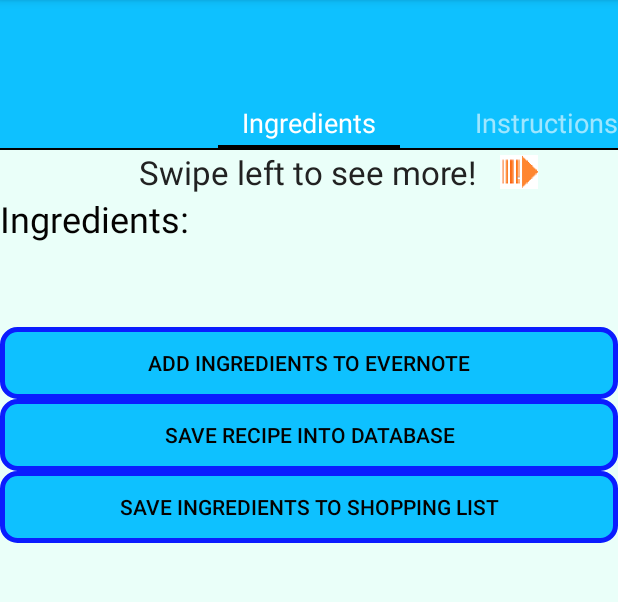
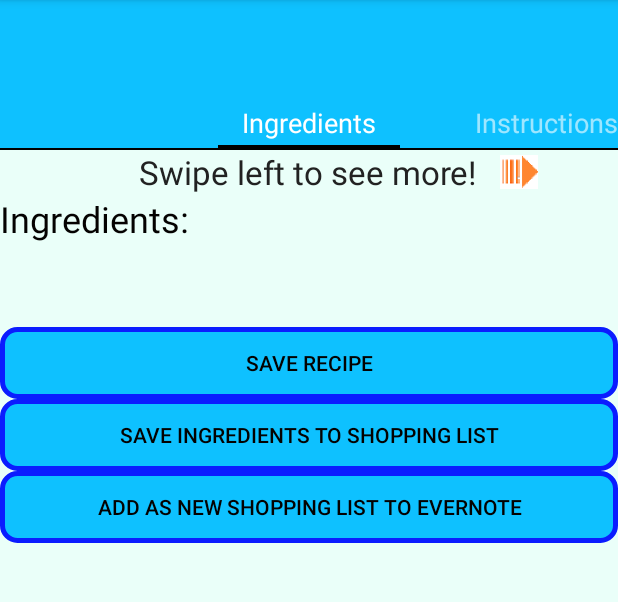
Before and after one commit to mvoishchev/Android-Porject, an Android app: the FragA screen opened directly, with no data from a screen before it, on a phone screen of 412 x 824 dp, the part 84-686 px from its top. Run offline under Robolectric (Android 15) with nearby library versions, the phone set to English and light mode, and no system bars; libraries missing offline, so code that uses them is left out: retrofit.client, retrofit.converter; 16 statements that could not run were skipped.

Commit message:
Improved UI for Recipe list/Recipe view Tried to fix prep timer

```diff
--- a/app/src/main/java/t4/csc413/smartchef/RecipeAdapter.java
+++ b/app/src/main/java/t4/csc413/smartchef/RecipeAdapter.java
@@ -71,7 +71,7 @@
         theTextView.setText(results);
 
         TextView descText = (TextView) theView.findViewById(R.id.textView9);
-        descText.setText("Click here for more imformation");
+        descText.setText("Click for More!");
 
         String yes = recipes.get(position).getImageUrl();
         ImageView img = (ImageView)  theView.findViewById(R.id.imageView);
--- a/app/src/main/java/t4/csc413/smartchef/TabAdapter.java
+++ b/app/src/main/java/t4/csc413/smartchef/TabAdapter.java
@@ -55,7 +55,7 @@
             case 1:
                 return "Instructions";
             case 2:
-                return "Preperation";
+                return "PrepTimer";
             case 3:
                 return "Google Maps & more";
         }
--- a/app/src/main/res/layout/fragment_frag_a_.xml
+++ b/app/src/main/res/layout/fragment_frag_a_.xml
@@ -36,24 +36,11 @@
     <Button
         android:layout_width="wrap_content"
         android:layout_height="wrap_content"
-        android:text="   Add Ingredients to Evernote   "
-        android:id="@+id/SiteButton"
+        android:text="   Save Recipe   "
+        android:id="@+id/SQLButton"
         android:background="@layout/button"
         android:textColor="#040201"
         android:layout_below="@+id/TextFA"
-        android:layout_alignParentRight="true"
-        android:layout_alignParentEnd="true"
-        android:layout_alignParentLeft="true"
-        android:layout_alignParentStart="true" />
-
-    <Button
-        android:layout_width="wrap_content"
-        android:layout_height="wrap_content"
-        android:text="   Save Recipe into Database   "
-        android:id="@+id/SQLButton"
-        android:background="@layout/button"
-        android:textColor="#040201"
-        android:layout_below="@+id/SiteButton"
         android:layout_alignParentLeft="true"
         android:layout_alignParentStart="true"
         android:layout_alignRight="@+id/swipeText"
@@ -71,6 +58,19 @@
         android:layout_alignParentStart="true"
         android:layout_alignParentRight="true"
         android:layout_alignParentEnd="true" />
+
+    <Button
+        android:layout_width="wrap_content"
+        android:layout_height="wrap_content"
+        android:text="   Add as new shopping list to Evernote   "
+        android:id="@+id/SiteButton"
+        android:background="@layout/button"
+        android:textColor="#040201"
+        android:layout_below="@+id/shoppinglist"
+        android:layout_alignParentRight="true"
+        android:layout_alignParentEnd="true"
+        android:layout_alignParentLeft="true"
+        android:layout_alignParentStart="true" />
 
     <TextView
         android:layout_width="wrap_content"
--- a/app/src/main/res/layout/fragment_frag_d.xml
+++ b/app/src/main/res/layout/fragment_frag_d.xml
@@ -50,7 +50,7 @@
     <Button
         android:layout_width="wrap_content"
         android:layout_height="wrap_content"
-        android:text="Click here to find locations for restaurants and more nearby in Google Maps"
+        android:text="Click here to find supermarkets in Google Maps"
         android:id="@+id/GMButton"
         android:drawableRight="@drawable/gmap"
         android:layout_below="@+id/YT"
@@ -63,7 +63,7 @@
     <Button
         android:layout_width="wrap_content"
         android:layout_height="wrap_content"
-        android:text="Click here to see the recipe&apos;s original site"
+        android:text="Click here to see the recipe&apos;s original website"
         android:id="@+id/SiteButton"
         android:drawableRight="@drawable/recipe_icon_second"
         android:layout_below="@+id/GMButton"
```
Also changed, not shown: app/src/main/java/t4/csc413/smartchef/FragC.java (+6 -6 lines), 1 other file.
